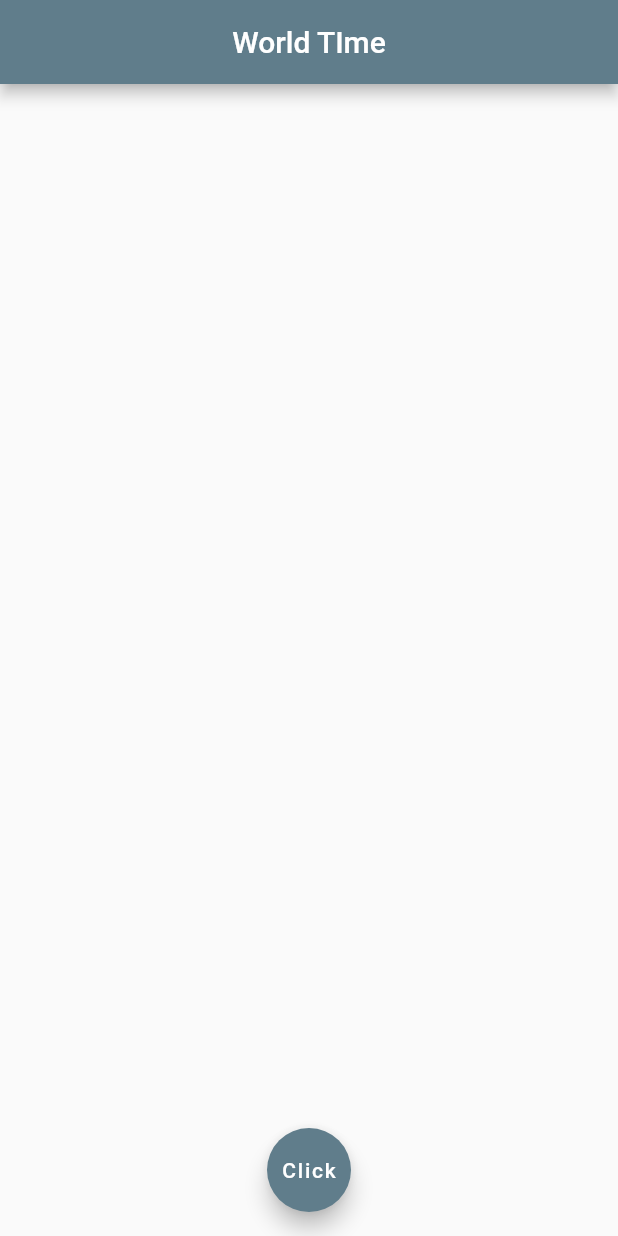
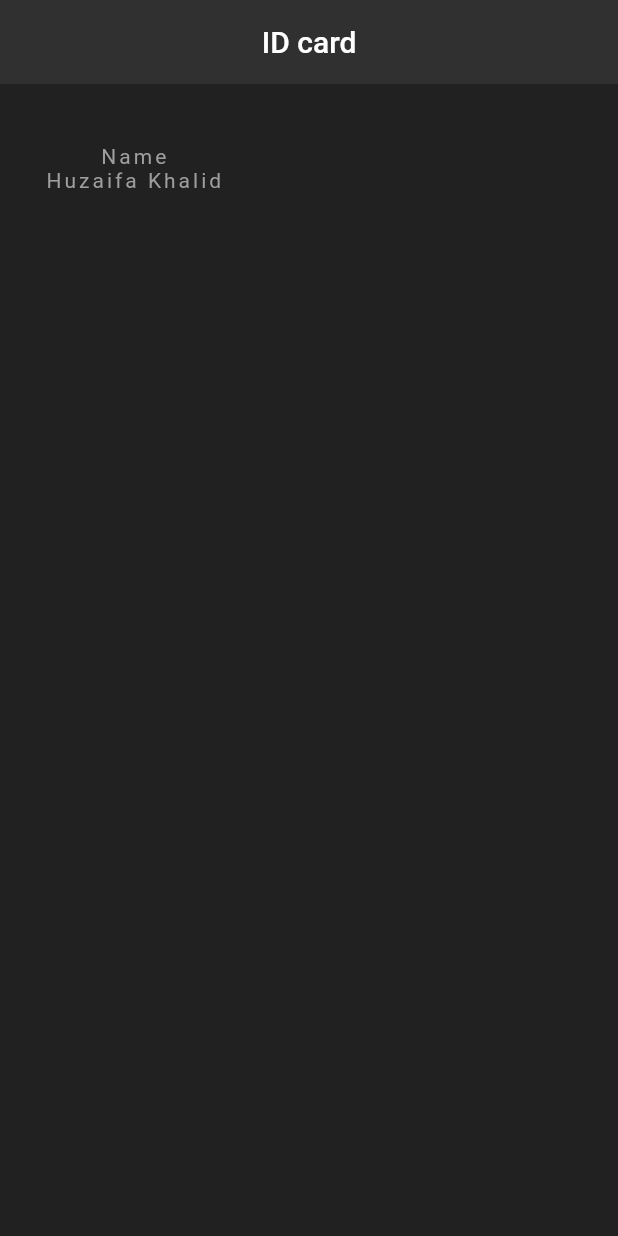
Before and after one commit to huzaifa215/FLutter_location_time_app, a Flutter app: the screen it shows after launch, on a phone screen of 412 x 824 dp. Run offline on Flutter 3.47's test engine with Material 2 defaults, Android fonts, the phone set to English and light mode, and no system bars; our stand-ins replace splashscreen.

Commit message:
Text design and properties

```diff
--- a/world_time/lib/main.dart
+++ b/world_time/lib/main.dart
@@ -14,14 +14,35 @@ void main() {
   class Home extends StatelessWidget {
     @override
     Widget build(BuildContext context) {
-      return Scaffold(
+      return Scaffold( // to divide the screen into portion
+        backgroundColor: Colors.grey[900],
+
         appBar: AppBar(
-          title: Text("World TIme"),
-          backgroundColor: Colors.blueGrey,
+          title: Text("ID card"),
+          backgroundColor: Colors.grey[850],
           centerTitle: true,
+          elevation:0.0 // elevation for removing the shadow
         ),
+
         body:
-            Center(
+            Padding(
+              padding: EdgeInsets.fromLTRB(30.0, 40.0, 30.0, 0.0),
+              child:Column(
+                children: <Widget>[
+                  Text('Name',
+                  style: TextStyle(
+                    letterSpacing: 2.0,
+                    color: Colors.grey,
+                  ),),
+                  Text('Huzaifa Khalid',
+                    style: TextStyle(
+                      letterSpacing: 2.0,
+                      color: Colors.grey,
+                    ),)
+                ],
+              )
+            )
+           // Center(
        // Container(
 
           // constraints: BoxConstraints.expand(
@@ -71,14 +92,14 @@ void main() {
           // )
           // ),
         //),
-            ),
-        floatingActionButton: FloatingActionButton(
-          onPressed: () {},
-          child: Text('Click'),
-          backgroundColor: Colors.blueGrey,
-        ),
-        floatingActionButtonLocation: FloatingActionButtonLocation
-            .centerFloat, // for the location
+          //  ),
+        // floatingActionButton: FloatingActionButton(
+        //   onPressed: () {},
+        //   child: Text('Click'),
+        //   backgroundColor: Colors.blueGrey,
+        // ),
+        // floatingActionButtonLocation: FloatingActionButtonLocation
+        //     .centerFloat, // for the location
       );
     }
   }
```
